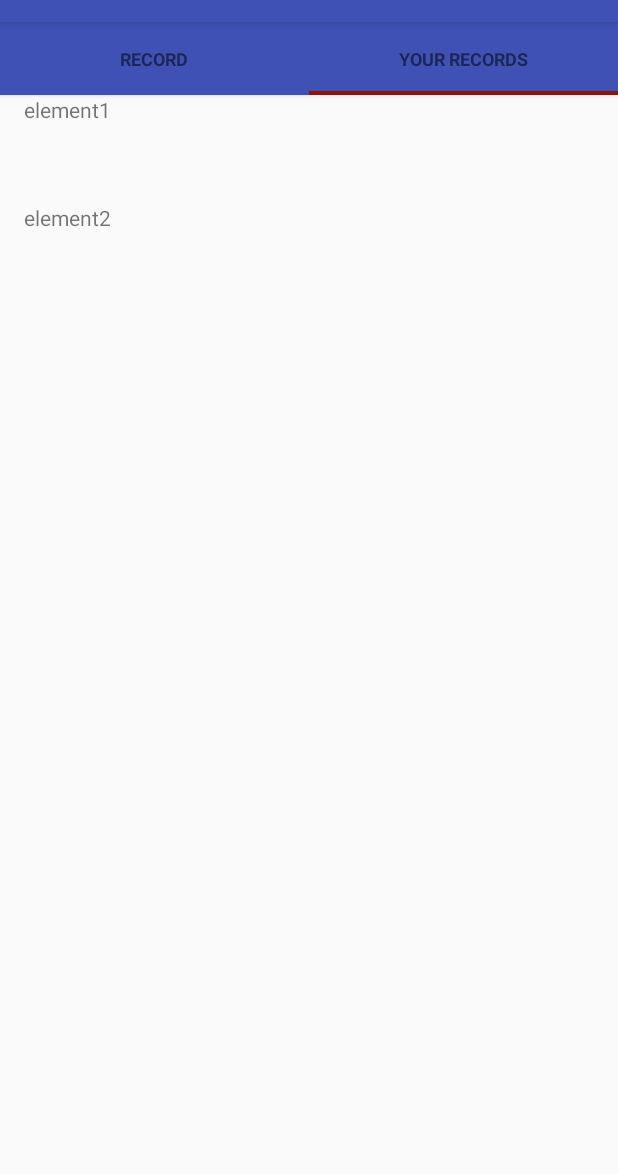
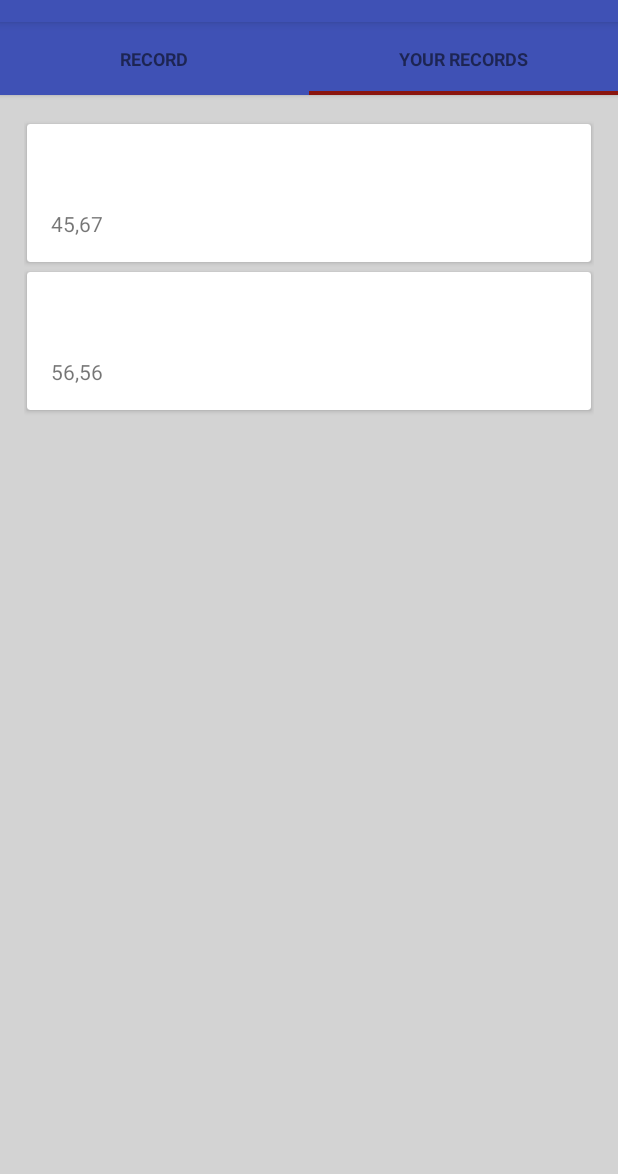
Before and after one commit to aschluenz/volalizer_app, an Android app: the screen it shows after launch (MainActivity), after a tap on "YOUR RECORDS", on a phone screen of 412 x 824 dp, the part 62-1236 px from its top. Run offline under Robolectric (Android 15) with nearby library versions, the phone set to English and light mode, and no system bars.

Commit message:
die ersten karten in der listview ^^yeah du alter penner names android layout abfuck! :D

```diff
--- a/app/build.gradle
+++ b/app/build.gradle
@@ -30,6 +30,7 @@ dependencies {
     compile 'com.fasterxml.jackson.core:jackson-annotations:2.8.0.rc1'
     compile 'com.fasterxml.jackson.core:jackson-core:2.8.0.rc1'
     compile 'com.android.support:recyclerview-v7:23.4.0'
+    compile 'com.android.support:cardview-v7:23.0.+'
     compile 'com.github.d-max:spots-dialog:0.4@aar'
     compile 'com.github.PhilJay:MPAndroidChart:v3.0.0-beta1'
 }
--- a/app/src/main/java/volalizer/volalizer/fragments/RecordedListFragment.java
+++ b/app/src/main/java/volalizer/volalizer/fragments/RecordedListFragment.java
@@ -33,14 +33,9 @@ public class RecordedListFragment extends Fragment implements ActivityCompat.OnR
 
     public static final String TAG = "RecordedListFragment";
 
-
     private static final int REQUEST_READ_PHONE_STATE = 0;
 
     private View mLayout;
-
-
-    private static final String KEY_LAYOUT_MANAGER = "layoutManager";
-
     protected RecyclerView mRecyclerView;
 
     protected RecyclerView.LayoutManager mLayoutManager;
@@ -64,8 +59,6 @@ public class RecordedListFragment extends Fragment implements ActivityCompat.OnR
 
 
         }
-
-
         // startWebService(getActivity().getIntent().getExtras().getString("EMEI"));
 
         initDataset();
@@ -125,9 +118,10 @@ Log.e(TAG, IMEI);
                     .findFirstCompletelyVisibleItemPosition();
         }
 
-        mLayoutManager = new LinearLayoutManager(getActivity());
+        //mLayoutManager = new LinearLayoutManager(getActivity());
         // mCurrentLayoutManagerType = LayoutManagerType.LINEAR_LAYOUT_MANAGER;
         mRecyclerView.setLayoutManager(mLayoutManager);
+        mRecyclerView.setHasFixedSize(true);
         mRecyclerView.scrollToPosition(scrollPosition);
 
 
@@ -145,8 +139,8 @@ Log.e(TAG, IMEI);
         mDataset = new Record[DATASET_COUNT];
         char user = 'a';
 
-        Record item = new Record(user, "element1", 45.676543, 56.678743, true, new Date());
-        Record item2 = new Record(user, "element2", 45.676543, 56.678743, true, new Date());
+        Record item = new Record("45,67",user, "element1", 45.676543, 56.678743, true, new Date());
+        Record item2 = new Record("56,56",user, "element2", 45.676543, 56.678743, true, new Date());
 
         mDataset[0] = item;
         mDataset[1] = item2;
--- a/app/src/main/java/volalizer/volalizer/managers/ListAdapter.java
+++ b/app/src/main/java/volalizer/volalizer/managers/ListAdapter.java
@@ -1,14 +1,20 @@
 package volalizer.volalizer.managers;
 
+import android.app.Application;
+import android.content.Context;
+import android.support.v7.widget.CardView;
 import android.support.v7.widget.RecyclerView;
 import android.util.Log;
 import android.view.LayoutInflater;
 import android.view.View;
 import android.view.ViewGroup;
+import android.widget.ImageView;
 import android.widget.TextView;
 
+import volalizer.volalizer.MainActivity;
 import volalizer.volalizer.R;
 import volalizer.volalizer.models.Record;
+import volalizer.volalizer.utils.GeocoderHelper;
 
 /**
  * Created by andyschlunz on 19.06.16.
@@ -20,8 +26,14 @@ public class ListAdapter extends RecyclerView.Adapter<ListAdapter.ViewHolder> {
     private Record[] mDataSet;
 
     @Override
+    public void onAttachedToRecyclerView(RecyclerView recyclerView) {
+        super.onAttachedToRecyclerView(recyclerView);
+    }
+
+    @Override
     public ViewHolder onCreateViewHolder(ViewGroup parent, int viewType) {
         View view = LayoutInflater.from(parent.getContext()).inflate(R.layout.record_list_item, parent,false);
+
 
         return new ViewHolder(view);
 
@@ -30,7 +42,8 @@ public class ListAdapter extends RecyclerView.Adapter<ListAdapter.ViewHolder> {
     @Override
     public void onBindViewHolder(ViewHolder holder, int position) {
         Log.d(TAG, "Element " + position + " set.");
-        holder.getTextView().setText(mDataSet[position].getComment());
+       // holder.location.setText(mDataSet[position].getAdress());
+        holder.dbValue.setText( mDataSet[position].getDbValue());
     }
 
     @Override
@@ -40,13 +53,23 @@ public class ListAdapter extends RecyclerView.Adapter<ListAdapter.ViewHolder> {
 
 
     public static class ViewHolder extends RecyclerView.ViewHolder{
-        private final TextView textView;
+        TextView location;
+        TextView dbValue;
+        ImageView Image;
+        CardView cv;
 
 
         public ViewHolder(View itemView) {
             super(itemView);
 
-            itemView.setOnClickListener(new View.OnClickListener(){
+            cv = (CardView) itemView.findViewById(R.id.cv);
+            //textView = (TextView) itemView.findViewById(R.id.textView);
+            location = (TextView) itemView.findViewById(R.id.location);
+            dbValue = (TextView) itemView.findViewById(R.id.db_value);
+
+
+
+          /*  itemView.setOnClickListener(new View.OnClickListener(){
 
                 @Override
                 public void onClick(View v) {
@@ -54,11 +77,10 @@ public class ListAdapter extends RecyclerView.Adapter<ListAdapter.ViewHolder> {
 
                 }
             });
-            textView = (TextView) itemView.findViewById(R.id.textView);
+
+            */
         }
-        public TextView getTextView() {
-            return textView;
-        }
+
     }
 
     public ListAdapter(Record[] dataSet) {
--- a/app/src/main/java/volalizer/volalizer/models/Record.java
+++ b/app/src/main/java/volalizer/volalizer/models/Record.java
@@ -1,6 +1,5 @@
 package volalizer.volalizer.models;
 
-import java.security.Timestamp;
 import java.util.Date;
 
 /**
@@ -15,8 +14,11 @@ public class Record {
     private double longitude;
     private Boolean isIndoor;
     private Date date;
+    private String dbValue;
 
-    public Record(char user_Id, String comment, double latitude, double longitude, Boolean isIndoor, Date date) {
+
+    public Record(String dbValue, char user_Id, String comment, double latitude, double longitude, Boolean isIndoor, Date date) {
+        this.dbValue = dbValue;
         this.user_Id = user_Id;
         this.comment = comment;
         this.latitude = latitude;
@@ -80,4 +82,12 @@ public class Record {
     public void setDate(Date date) {
         this.date = date;
     }
+
+    public String getDbValue() {
+        return dbValue;
+    }
+
+    public void setDbValue(String dbValue) {
+        this.dbValue = dbValue;
+    }
 }
--- a/app/src/main/res/layout/activity_main.xml
+++ b/app/src/main/res/layout/activity_main.xml
@@ -3,6 +3,7 @@
     android:layout_width="match_parent"
     android:layout_height="match_parent"
     android:orientation="vertical"
+    android:background="@color/backgroundcolor"
     tools:context=".MainActivity">
 
     <volalizer.volalizer.utils.SlidingTabLayout
--- a/app/src/main/res/layout/record_list_item.xml
+++ b/app/src/main/res/layout/record_list_item.xml
@@ -1,15 +1,26 @@
 <?xml version="1.0" encoding="utf-8"?>
-<FrameLayout xmlns:android="http://schemas.android.com/apk/res/android"
+<android.support.v7.widget.CardView xmlns:android="http://schemas.android.com/apk/res/android"
     android:layout_width="match_parent"
-    android:layout_height="@dimen/list_item_height"
-    android:layout_marginLeft="@dimen/margin_medium"
-    android:layout_marginRight="@dimen/margin_medium"
-    android:gravity="center_vertical">>
+    android:layout_height="wrap_content"
+    xmlns:app="http://schemas.android.com/apk/res-auto"
+    android:id="@+id/cv"
+    app:cardPreventCornerOverlap="false"
+    app:cardUseCompatPadding="true">
 
-
-    <TextView
-        android:id="@+id/textView"
-        android:layout_width="wrap_content"
-        android:layout_height="wrap_content"
-        android:text="test"/>
-</FrameLayout>
+        <RelativeLayout
+            android:layout_width="match_parent"
+            android:layout_height="wrap_content"
+            android:padding="16dp">
+            <TextView
+                android:layout_width="wrap_content"
+                android:layout_height="wrap_content"
+                android:id="@+id/location"
+                android:layout_alignParentTop="true"
+                android:textSize="30sp" />
+            <TextView
+                android:layout_width="wrap_content"
+                android:layout_height="wrap_content"
+                android:id="@+id/db_value"
+                android:layout_below="@+id/location" />
+        </RelativeLayout>
+    </android.support.v7.widget.CardView>
--- a/app/src/main/res/layout/tab_recordedlist.xml
+++ b/app/src/main/res/layout/tab_recordedlist.xml
@@ -1,7 +1,7 @@
 <LinearLayout xmlns:android="http://schemas.android.com/apk/res/android"
-    android:layout_width="match_parent"
-    android:layout_height="match_parent"
-    android:orientation="vertical">
+    android:layout_width="match_parent" android:layout_height="match_parent"
+    android:padding="16dp"
+   >
 
     <android.support.v7.widget.RecyclerView
         android:id="@+id/recyclerView"
--- a/app/src/main/res/values/colors.xml
+++ b/app/src/main/res/values/colors.xml
@@ -4,5 +4,6 @@
     <color name="colorPrimaryDark">#303F9F</color>
     <color name="colorAccent">#FF4081</color>
     <color name="tabsScrollColor">#8a140e</color>
+    <color name="backgroundcolor">#D3D3D3</color>
 
 </resources>
```
Also changed, not shown: app/src/main/java/volalizer/volalizer/RecordDetailActivity.java (+5 -6 lines), app/src/main/java/volalizer/volalizer/utils/GeocoderHelper.java (added, +36 -0 lines), app/src/main/res/layout/activity_record_detail.xml (+12 -4 lines).
